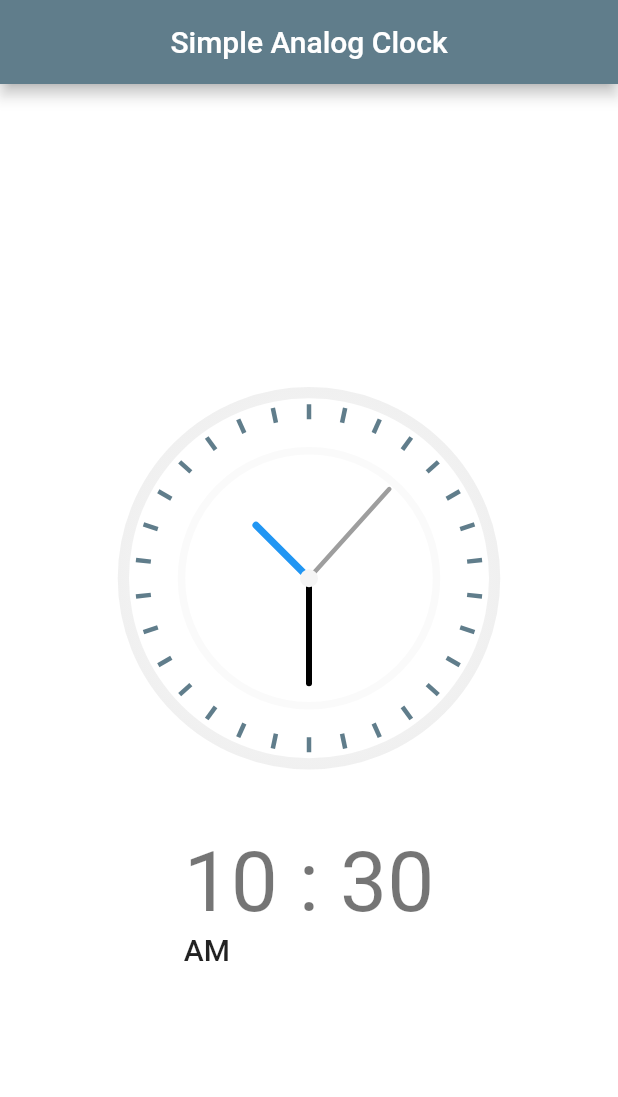
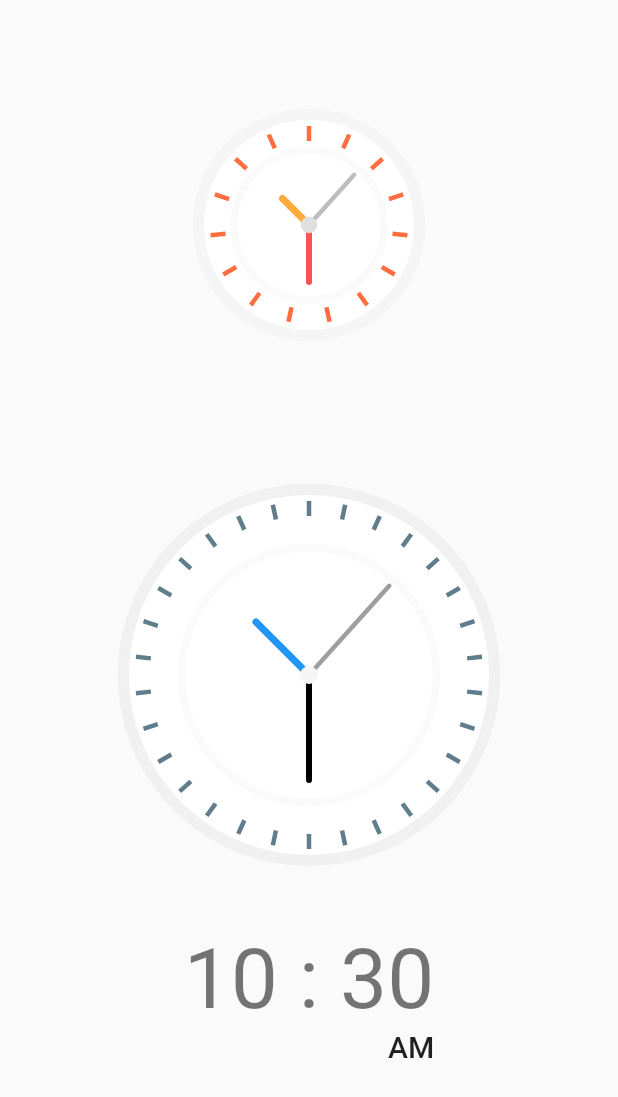
Before and after one commit to Crazelu/klock, a Flutter app: the screen it shows after launch, on a phone screen of 412 x 824 dp. Shown: the top 1097 px of the screen. Run offline on Flutter 3.47's test engine with Material 2 defaults, Android fonts, the phone set to English and light mode, and no system bars.

Commit message:
Adds clock with animated radial dials (base for an animated alarm clock)

```diff
--- a/lib/clocks/simple_analog_clock_view.dart
+++ b/lib/clocks/simple_analog_clock_view.dart
@@ -27,14 +27,7 @@ class _SimpleAnalogClockViewState extends State<SimpleAnalogClockView> {
 
   @override
   Widget build(BuildContext context) {
-    return Scaffold(
-        backgroundColor: Colors.white.withOpacity(.97),
-        appBar: AppBar(
-            backgroundColor: Colors.blueGrey,
-            title: Text('Simple Analog Clock'),
-            centerTitle: true,
-            automaticallyImplyLeading: false),
-        body: Container(
+    return Container(
         alignment: Alignment.center,
         child: Column(
           mainAxisAlignment: MainAxisAlignment.center,
@@ -42,7 +35,7 @@ class _SimpleAnalogClockViewState extends State<SimpleAnalogClockView> {
             ClockPainterWrapper(date: _date),
             SizedBox(height: 20),
             Column(
-                  crossAxisAlignment: CrossAxisAlignment.start,
+              crossAxisAlignment: CrossAxisAlignment.end,
               children: [
                 Text(
                     '${_time.hourOfPeriod.toString().padLeft(2, '0')} : ${_time.minute.toString().padLeft(2, '0')}',
@@ -52,7 +45,7 @@ class _SimpleAnalogClockViewState extends State<SimpleAnalogClockView> {
               ],
             ),
           ],
-            )));
+        ));
   }
 }
 
--- /dev/null
+++ b/lib/funky_animations/animated_alarm_clock.dart
@@ -0,0 +1,172 @@
+import 'dart:async';
+import 'dart:ui';
+
+import 'package:flutter/material.dart';
+import 'dart:math';
+
+class AnimatedAlarmClockView extends StatelessWidget {
+  @override
+  Widget build(BuildContext context) {
+    return Scaffold(
+        backgroundColor: Colors.white.withOpacity(.97),
+        appBar: AppBar(
+            backgroundColor: Colors.blueGrey,
+            title: Text('Animated Alarm Clock'),
+            centerTitle: true,
+            automaticallyImplyLeading: false),
+        body: Container(
+            alignment: Alignment.center, child: AnimatedAlarmClock()));
+  }
+}
+
+class AnimatedAlarmClock extends StatefulWidget {
+  @override
+  _AnimatedAlarmClockState createState() => _AnimatedAlarmClockState();
+}
+
+class _AnimatedAlarmClockState extends State<AnimatedAlarmClock>
+    with SingleTickerProviderStateMixin {
+  AnimationController _controller;
+  DateTime _time;
+
+  @override
+  void initState() {
+    super.initState();
+    _time = DateTime.now();
+    _controller =
+        AnimationController(vsync: this, duration: Duration(seconds: 1));
+
+    _controller.forward();
+    _controller.addListener(() {
+      setState(() {});
+      if (_controller.isCompleted) {
+        _controller.reverse();
+      }
+      if (_controller.value == 0.0) {
+        _controller.forward();
+      }
+    });
+
+    Timer.periodic(Duration(seconds: 1), (t) {
+      setState(() {
+        _time = DateTime.now();
+      });
+    });
+  }
+
+  @override
+  void dispose() {
+    _controller.dispose();
+    super.dispose();
+  }
+
+  @override
+  Widget build(BuildContext context) {
+    return Container(
+        height: 300,
+        width: 300,
+        child: Transform.rotate(
+          angle: -pi / 2,
+          child: CustomPaint(
+              painter: AlarmClockPainter(
+                  animationValue: _controller.value, time: _time)),
+        ));
+  }
+}
+
+class AlarmClockPainter extends CustomPainter {
+  DateTime _time;
+  double _animationValue;
+  AlarmClockPainter({DateTime time, double animationValue}) {
+    _time = time ?? DateTime.now();
+    _animationValue = animationValue ?? 1;
+  }
+
+  @override
+  void paint(Canvas canvas, Size size) {
+    var centerX = size.width / 2;
+    var centerY = size.height / 2;
+    var radius = min(centerX, centerY);
+    var center = Offset(centerX, centerY);
+
+    var clockBrush = Paint()..color = Colors.white;
+
+    var dotBrush = Paint()..color = Colors.grey[300];
+
+    var outlineClockBrush = Paint()
+      ..shader = RadialGradient(colors: [
+        Colors.grey[50],
+        Colors.grey[100],
+        Colors.grey[200],
+      ]).createShader(Rect.fromCircle(center: center, radius: radius))
+      ..style = PaintingStyle.stroke
+      ..strokeWidth = 15;
+    var inlineClockBrush = Paint()
+      ..color = Colors.grey[50]
+      ..style = PaintingStyle.stroke
+      ..strokeWidth = 5;
+
+    //outer stroke
+    canvas.drawCircle(center, radius - 80, outlineClockBrush);
+    //main clock face
+    canvas.drawCircle(center, radius - 80, clockBrush);
+    //inner stroke
+    canvas.drawCircle(center, radius - 100, inlineClockBrush);
+
+    var secX = centerX + 45 * cos(_time.second * 6 * pi / 180);
+    var secY = centerY + 45 * sin(_time.second * 6 * pi / 180);
+
+    var minX = centerX + 38 * cos(_time.minute * 6 * pi / 180);
+    var minY = centerY + 38 * sin(_time.minute * 6 * pi / 180);
+
+    var hourX =
+        centerX + 25 * cos((_time.hour * 30 + _time.minute * 0.5) * pi / 180);
+    var hourY =
+        centerY + 25 * sin((_time.hour * 30 + _time.minute * 0.5) * pi / 180);
+
+    var secHandBrush = Paint()
+      ..style = PaintingStyle.stroke
+      ..strokeWidth = 3
+      ..strokeCap = StrokeCap.round
+      ..color = Colors.grey[400];
+    var minHandBrush = Paint()
+      ..style = PaintingStyle.stroke
+      ..strokeWidth = 4
+      ..strokeCap = StrokeCap.round
+      ..color = Colors.redAccent;
+    var hourHandBrush = Paint()
+      ..strokeCap = StrokeCap.round
+      ..style = PaintingStyle.stroke
+      ..strokeWidth = 4.7
+      ..color = Colors.orangeAccent;
+
+    //clock hands
+    canvas.drawLine(center, Offset(minX, minY), minHandBrush);
+    canvas.drawLine(center, Offset(hourX, hourY), hourHandBrush);
+    canvas.drawLine(center, Offset(secX, secY), secHandBrush);
+    canvas.drawCircle(center, 5.5, dotBrush);
+
+    //minutes lines
+    var linesBrush = Paint()
+      ..color = Colors.deepOrangeAccent
+      ..style = PaintingStyle.stroke
+      ..strokeWidth = 3 * _animationValue;
+
+    var outerRadius = (radius - 84) * _animationValue;
+    var innerRadius = (radius - 94) * _animationValue;
+
+    for (double i = 0; i < 360; i += 24) {
+      var x1 = centerX + outerRadius * cos(i * pi / 180);
+      var y1 = centerX + outerRadius * sin(i * pi / 180);
+
+      var x2 = centerY + innerRadius * cos(i * pi / 180);
+      var y2 = centerY + innerRadius * sin(i * pi / 180);
+      canvas.drawLine(Offset(x1, y1), Offset(x2, y2), linesBrush);
+    }
+  }
+
+  @override
+  bool shouldRepaint(covariant CustomPainter oldDelegate) {
+    return true;
+  }
+}
--- a/lib/main.dart
+++ b/lib/main.dart
@@ -1,5 +1,6 @@
 import 'package:flutter/material.dart';
 import 'package:klock/clocks/simple_analog_clock_view.dart';
+import 'package:klock/funky_animations/animated_alarm_clock.dart';
 
 void main() {
   runApp(MyApp());
@@ -15,6 +16,18 @@ class MyApp extends StatelessWidget {
           primarySwatch: Colors.blue,
           visualDensity: VisualDensity.adaptivePlatformDensity,
         ),
-        home: SimpleAnalogClockView());
+        home: HomePage());
   }
 }
+
+class HomePage extends StatelessWidget {
+  @override
+  Widget build(BuildContext context) {
+    return Scaffold(
+        body: Container(
+      child: Column(
+        children: [AnimatedAlarmClock(), SimpleAnalogClockView()],
+      ),
+    ));
+  }
+}
```
Lines whose indentation alone changed are shown as unchanged.
